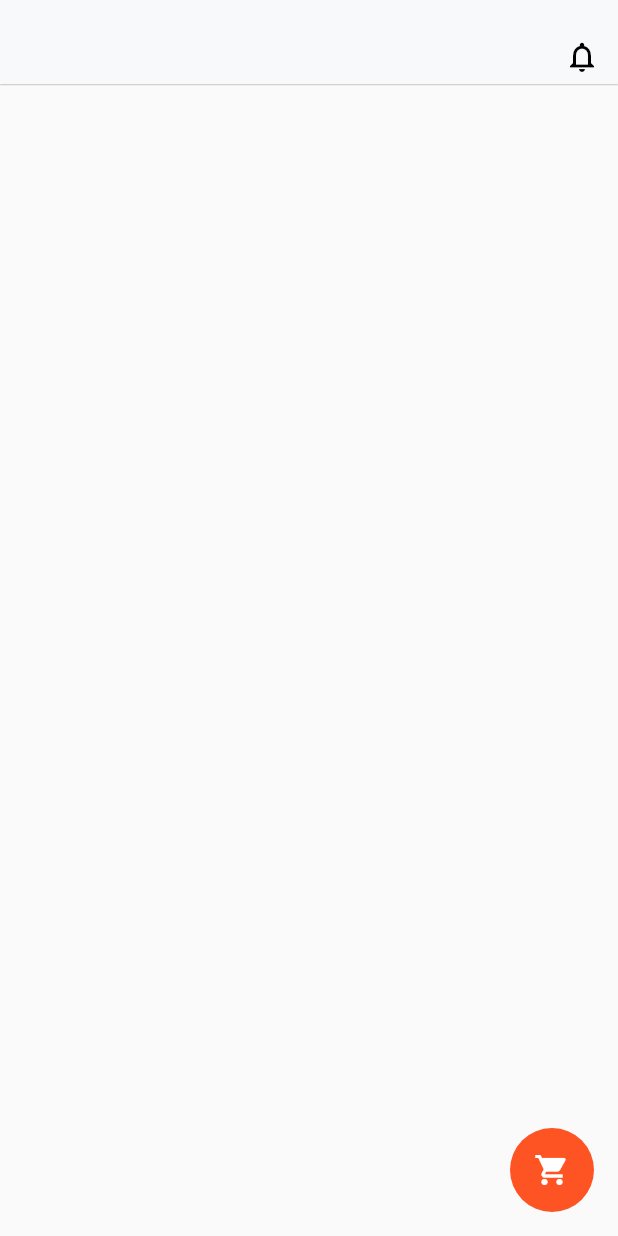
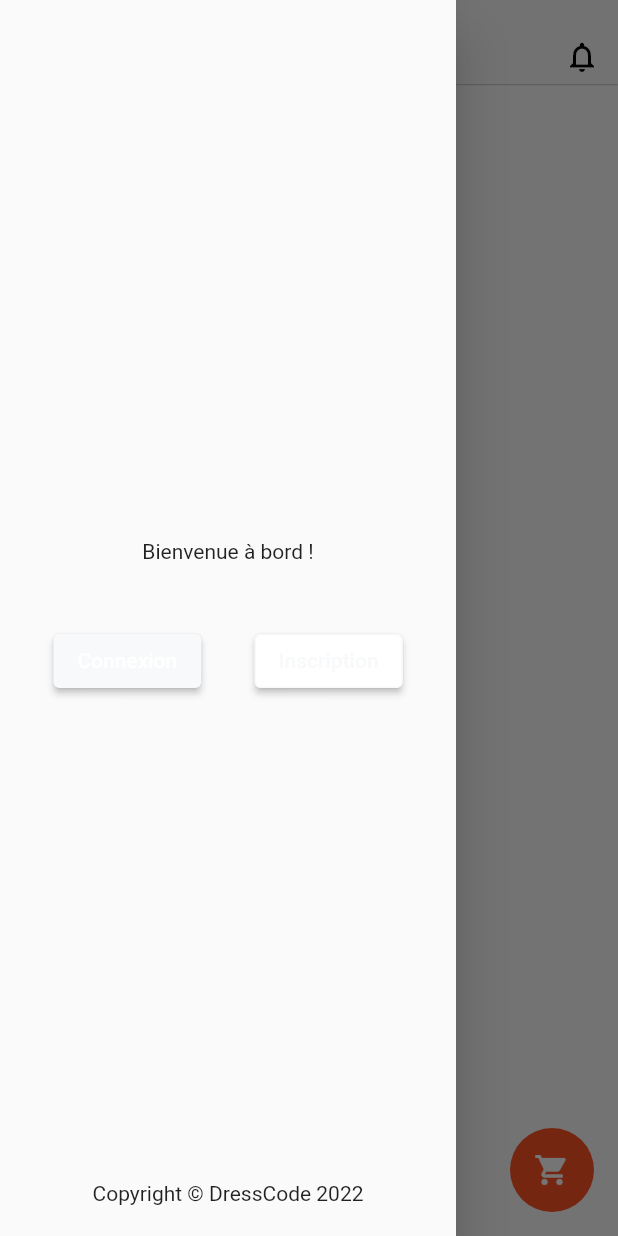
Before and after one commit to tobihans/dresscode, a Flutter app: the screen it shows after launch, with the side drawer open (before the commit the screen has no drawer), on a phone screen of 412 x 824 dp. Run offline on Flutter 3.47's test engine with Material 2 defaults, Android fonts, the phone set to English and light mode, and no system bars; our stand-ins replace flutter_secure_storage.

Commit message:
Drawers impl

```diff
--- /dev/null
+++ b/lib/components/drawer_unauthenticated.dart
@@ -0,0 +1,67 @@
+import 'package:dresscode/utils/colors.dart';
+import 'package:flutter/material.dart';
+import 'package:logging/logging.dart';
+
+/// TODO : Get the real User account data
+/// TODO : connect the actions
+class DrawerUnauthenticated extends StatelessWidget {
+  static final logger = Logger('$DrawerUnauthenticated');
+
+  const DrawerUnauthenticated({Key? key}) : super(key: key);
+
+  @override
+  Widget build(BuildContext context) {
+    final size = MediaQuery.of(context).size;
+    return Drawer(
+      child: Column(
+        mainAxisAlignment: MainAxisAlignment.center,
+        children: <Widget>[
+          const Spacer(),
+          const Text('Bienvenue à bord !'),
+          Container(
+            height: size.height / 20,
+          ),
+          Row(
+            mainAxisAlignment: MainAxisAlignment.spaceEvenly,
+            children: <Widget>[
+              ElevatedButton(
+                onPressed: () {
+                  logger.info('Connexion');
+                },
+                child: const Text('Connexion'),
+                style: ElevatedButton.styleFrom(
+                  primary: Color(CustomColors.raw['primaryBg']!),
+                ),
+              ),
+              ElevatedButton(
+                onPressed: () {
+                  logger.info('Inscription');
+                },
+                child:  Text(
+                  'Inscription',
+                  style: TextStyle(color: Color(CustomColors.raw['primaryBg']!)),
+                ),
+                style: ElevatedButton.styleFrom(
+                  primary: Colors.white,
+                  side: BorderSide(
+                    width: 1.0,
+                    color: Color(CustomColors.raw['primaryBg']!),
+                  ),
+                ),
+              ),
+            ],
+          ),
+          Expanded(
+            child: Align(
+              alignment: FractionalOffset.bottomCenter,
+              child: Container(
+                margin: EdgeInsets.only(bottom: size.height / 40),
+                child: const Text('Copyright © DressCode 2022'),
+              ),
+            ),
+          ),
+        ],
+      ),
+    );
+  }
+}
--- a/lib/screens/home.dart
+++ b/lib/screens/home.dart
@@ -1,3 +1,4 @@
+import 'package:dresscode/components/drawer_unauthenticated.dart';
 import 'package:flutter/material.dart';
 import 'package:dresscode/utils/colors.dart';
 
@@ -25,6 +26,7 @@ class _HomeScreenState extends State<HomeScreen> {
                   icon: const Icon(Icons.notifications_none_outlined)))
         ],
       ),
+      drawer: const DrawerUnauthenticated(),
       body: const Scaffold(),
       floatingActionButton: FloatingActionButton(
         onPressed: () {},
--- a/lib/utils/colors.dart
+++ b/lib/utils/colors.dart
@@ -1,7 +1,7 @@
 import 'package:flutter/material.dart';
 
 class CustomColors {
-  static final raw = <String, int>{
+  static const raw = <String, int>{
     'primary': 0xFFFF3800,
     'primaryBg': 0xFFF8F9FA,
     'primaryText': 0xFF000000,
```
Also changed, not shown: lib/components/drawer_authenticated.dart (added, +106 -0 lines).
